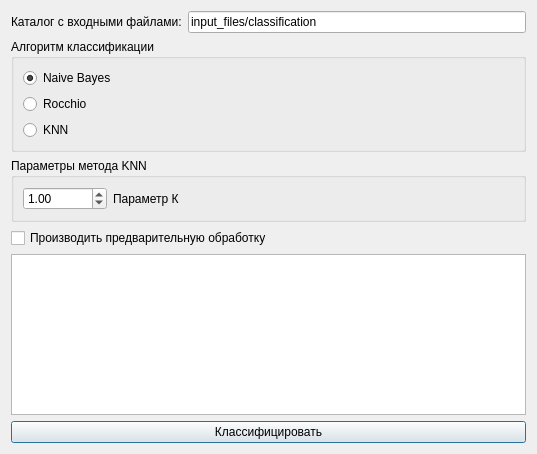
The window that sources/DialogConfigClassification.ui (AndreyTulyakov/TextStageProcessor) describes before a commit, drawn with Qt 5.
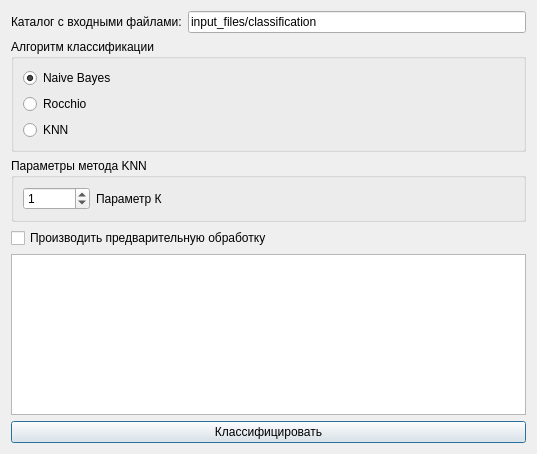
The same window after the commit.

Commit message: Исправил KNN параметр К на целосчисл.

Patch:
```diff
--- a/sources/DialogConfigClassification.ui
+++ b/sources/DialogConfigClassification.ui
@@ -74,12 +74,18 @@
       <item>
        <layout class="QHBoxLayout" name="horizontalLayoutKNN">
         <item>
-         <widget class="QDoubleSpinBox" name="doubleSpinBox_KNN_K">
+         <widget class="QSpinBox" name="spinBox_KNN_K">
+          <property name="minimumSize">
+           <size>
+            <width>60</width>
+            <height>0</height>
+           </size>
+          </property>
           <property name="maximum">
-           <double>99999999.000000000000000</double>
+           <number>99999999</number>
           </property>
           <property name="value">
-           <double>1.000000000000000</double>
+           <number>1</number>
           </property>
          </widget>
         </item>
```
The commit also changes 1 other file.
